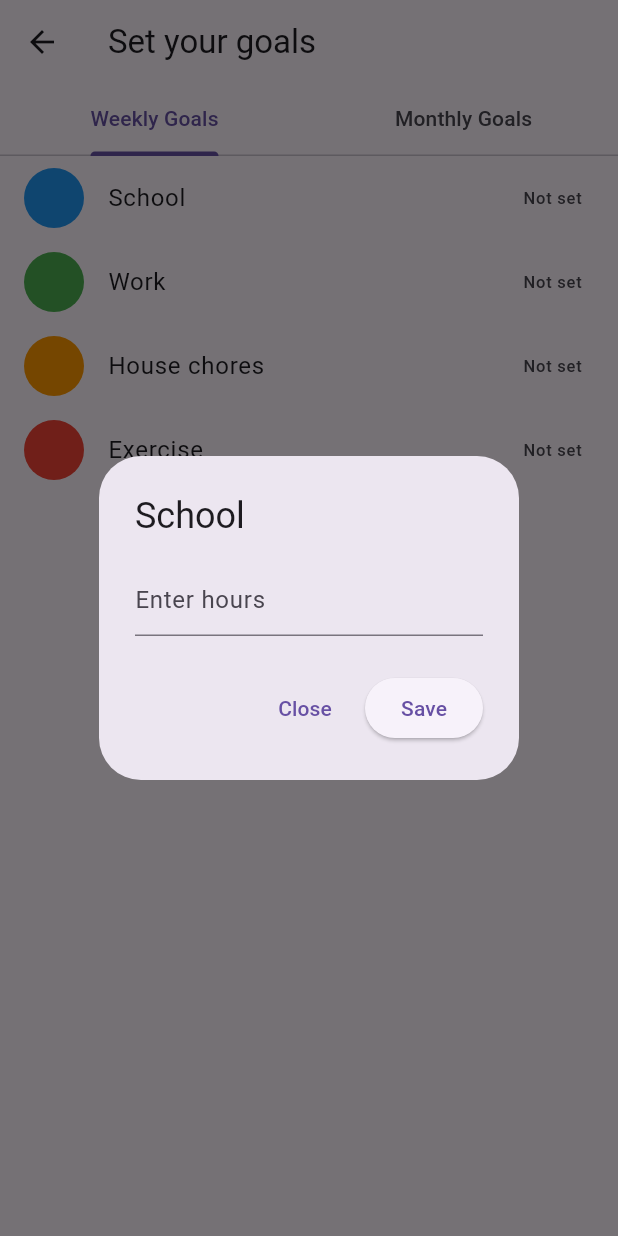
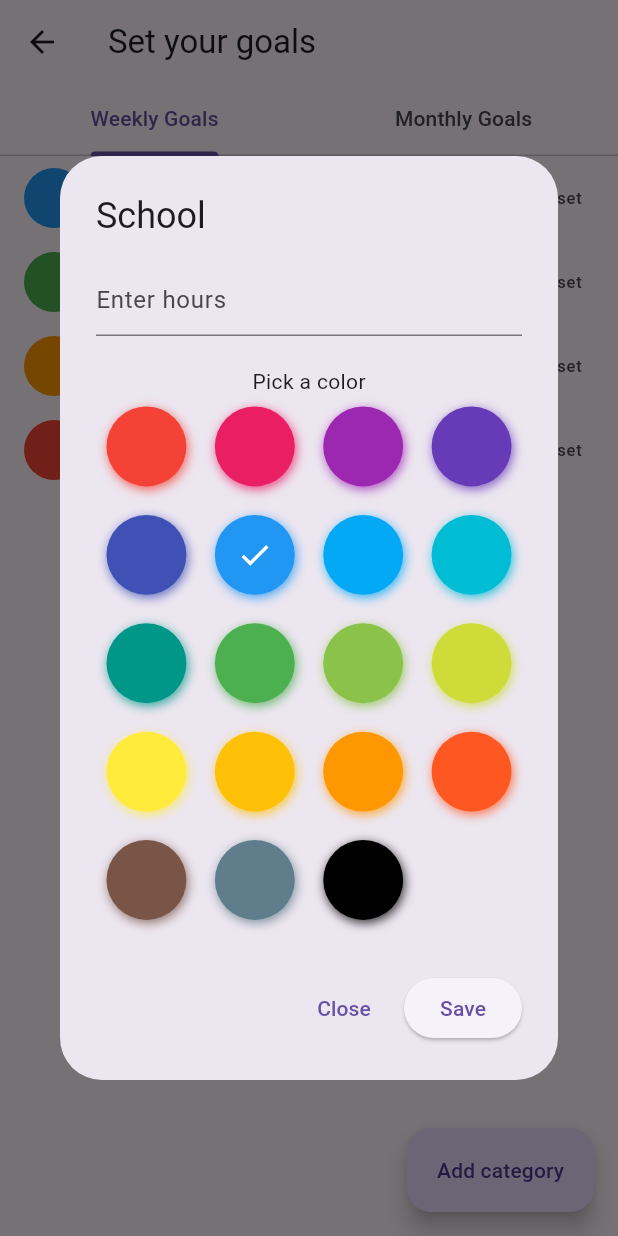
Before and after one commit to BranislavFech/myApp, a Flutter app: the GoalsSetPage screen opened directly, after a tap on "School", on a phone screen of 412 x 824 dp. Run offline on Flutter 3.47's test engine with Material 3 defaults, Android fonts, the phone set to English and light mode, and no system bars; drawn by our look-alikes of flutter_colorpicker; our stand-ins replace settings_ui, sqflite, table_calendar; accounts and stored records are empty.

Commit message:
feat(setting_page): added the option to select color for caregory, added Add-category button to set-goals settings page

```diff
--- a/lib/settings/goals_set_page.dart
+++ b/lib/settings/goals_set_page.dart
@@ -1,4 +1,5 @@
 import 'package:flutter/material.dart';
+import 'package:flutter_colorpicker/flutter_colorpicker.dart';
 import 'package:settings_ui/settings_ui.dart';
 import '../data/database_service.dart';
 import '../data/models.dart';
@@ -41,6 +42,31 @@ class _GoalsSetPageState extends State<GoalsSetPage> {
     return Color(int.parse(hex, radix: 16));
   }
 
+  String colorToHex(Color color) {
+    // color.value je ARGB int
+    int argb = color.value;
+    int r = (argb >> 16) & 0xFF;
+    int g = (argb >> 8) & 0xFF;
+    int b = argb & 0xFF;
+
+    return '#${r.toRadixString(16).padLeft(2, '0')}${g.toRadixString(16).padLeft(2, '0')}${b.toRadixString(16).padLeft(2, '0')}'
+        .toUpperCase();
+  }
+
+  Future<void> _addCategory(String newCategory, Color pickedColor) async {
+    if (newCategory.isNotEmpty) {
+      // prevedieme na hex kód #RRGGBB
+      String hexColor = colorToHex(pickedColor);
+
+      await DatabaseService().insertActivityCategory(
+        ActivityCategory(category: newCategory, goal_hours: 0, color: hexColor),
+      );
+
+      await _loadCategories();
+      print(await DatabaseService().activitiesCategories());
+    }
+  }
+
   @override
   Widget build(BuildContext Context) {
     return Scaffold(
@@ -65,7 +91,9 @@ class _GoalsSetPageState extends State<GoalsSetPage> {
               child: TabBarView(
                 children: [
                   ListView.builder(
-                    itemCount: categories.length - 1,
+                    itemCount: categories.length > 1
+                        ? categories.length - 1
+                        : 0,
                     itemBuilder: (context, index) {
                       final cat = categories[index + 1];
                       return ListTile(
@@ -83,10 +111,12 @@ class _GoalsSetPageState extends State<GoalsSetPage> {
                             context: context,
                             builder: (context) {
                               int enteredHours = 0;
+                              Color selectedColor = parseColor(cat.color);
 
                               return AlertDialog(
                                 title: Text(cat.category),
-                                content: Column(
+                                content: SingleChildScrollView(
+                                  child: Column(
                                     mainAxisSize: MainAxisSize.min,
                                     children: [
                                       TextField(
@@ -95,10 +125,20 @@ class _GoalsSetPageState extends State<GoalsSetPage> {
                                           hintText: 'Enter hours',
                                         ),
                                         onChanged: (value) {
-                                        enteredHours = int.tryParse(value) ?? 0;
+                                          enteredHours =
+                                              int.tryParse(value) ?? 0;
+                                        },
+                                      ),
+                                      const SizedBox(height: 20),
+                                      Text("Pick a color"),
+                                      BlockPicker(
+                                        pickerColor: selectedColor,
+                                        onColorChanged: (color) {
+                                          selectedColor = color;
                                         },
                                       ),
                                     ],
+                                  ),
                                 ),
                                 actions: [
                                   TextButton(
@@ -121,6 +161,9 @@ class _GoalsSetPageState extends State<GoalsSetPage> {
                                         await DatabaseService()
                                             .activitiesCategories(),
                                       );
+
+                                      if (!mounted) return;
+
                                       Navigator.pop(context);
                                     },
                                     child: const Text("Save"),
@@ -145,11 +188,14 @@ class _GoalsSetPageState extends State<GoalsSetPage> {
                                   ),
                                   ElevatedButton(
                                     onPressed: () async {
-                                      await DatabaseService().removeActivityCategory(cat.category);
+                                      await DatabaseService()
+                                          .removeActivityCategory(cat.category);
 
                                       setState(() {
                                         categories.remove(cat);
                                       });
+
+                                      if (!mounted) return;
 
                                       Navigator.pop(context);
                                     },
@@ -164,7 +210,9 @@ class _GoalsSetPageState extends State<GoalsSetPage> {
                     },
                   ),
                   ListView.builder(
-                    itemCount: categories.length - 1,
+                    itemCount: categories.length > 1
+                        ? categories.length - 1
+                        : 0,
                     itemBuilder: (context, index) {
                       final cat = categories[index + 1];
                       return ListTile(
@@ -179,6 +227,7 @@ class _GoalsSetPageState extends State<GoalsSetPage> {
                             context: context,
                             builder: (context) {
                               int enteredHours = 0;
+                              Color selectedColor = parseColor(cat.color);
 
                               return AlertDialog(
                                 title: Text(cat.category),
@@ -192,6 +241,14 @@ class _GoalsSetPageState extends State<GoalsSetPage> {
                                       ),
                                       onChanged: (value) {
                                         enteredHours = int.tryParse(value) ?? 0;
+                                      },
+                                    ),
+                                    const SizedBox(height: 20),
+                                    Text("Pick a color"),
+                                    BlockPicker(
+                                      pickerColor: selectedColor,
+                                      onColorChanged: (color) {
+                                        selectedColor = color;
                                       },
                                     ),
                                   ],
@@ -219,6 +276,9 @@ class _GoalsSetPageState extends State<GoalsSetPage> {
                                         await DatabaseService()
                                             .activitiesCategories(),
                                       );
+
+                                      if (!mounted) return;
+
                                       Navigator.pop(context);
                                     },
                                     child: const Text("Save"),
@@ -237,6 +297,57 @@ class _GoalsSetPageState extends State<GoalsSetPage> {
           ],
         ),
       ),
+
+      floatingActionButton: FloatingActionButton.extended(
+        onPressed: () {
+          showDialog(
+            context: context,
+            builder: (context) {
+              String newCategory = "";
+              Color pickedColor = Colors.black;
+
+              return AlertDialog(
+                title: const Text("Add category"),
+                content: Column(
+                  children: [
+                    TextField(
+                      decoration: InputDecoration(hintText: "New category"),
+                      onChanged: (value) {
+                        newCategory = value;
+                      },
+                    ),
+                    const SizedBox(height: 20),
+                    Text("Pick a color"),
+                    BlockPicker(
+                      pickerColor: pickedColor,
+                      onColorChanged: (color) {
+                        pickedColor = color;
+                      },
+                    ),
+                    TextButton(
+                      onPressed: () {
+                        Navigator.pop(context);
+                      },
+                      child: Text("Cancel"),
+                    ),
+                    ElevatedButton(
+                      onPressed: () async {
+                        await _addCategory(newCategory, pickedColor);
+
+                        if (!mounted) return;
+
+                        Navigator.pop(context);
+                      },
+                      child: Text("Save category"),
+                    ),
+                  ],
+                ),
+              );
+            },
+          );
+        },
+        label: Text("Add category"),
+      ),
     );
   }
 }
--- a/pubspec.yaml
+++ b/pubspec.yaml
@@ -33,6 +33,8 @@ dependencies:
   table_calendar: ^3.2.0
   intl: ^0.20.2  # alebo najnovšiu dostupnú verziu
   settings_ui: ^2.0.2
+  flutter_colorpicker: ^1.0.3
+
 
 
 
```
Also changed, not shown: pubspec.lock. Lines whose indentation alone changed are shown as unchanged.
